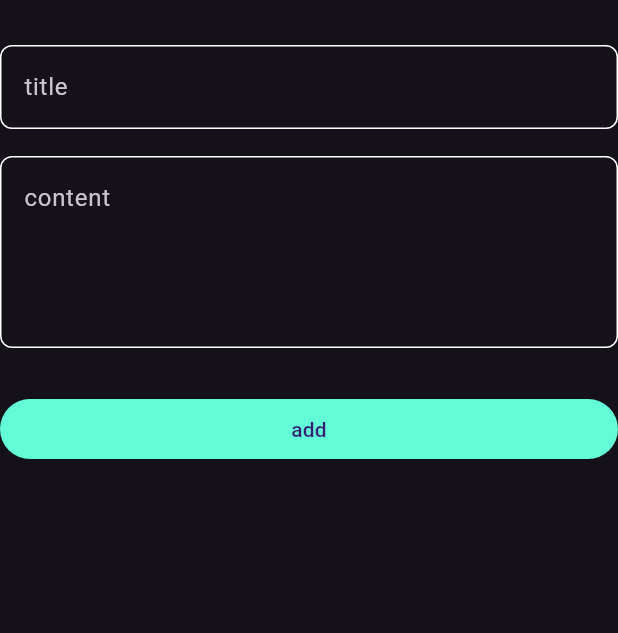
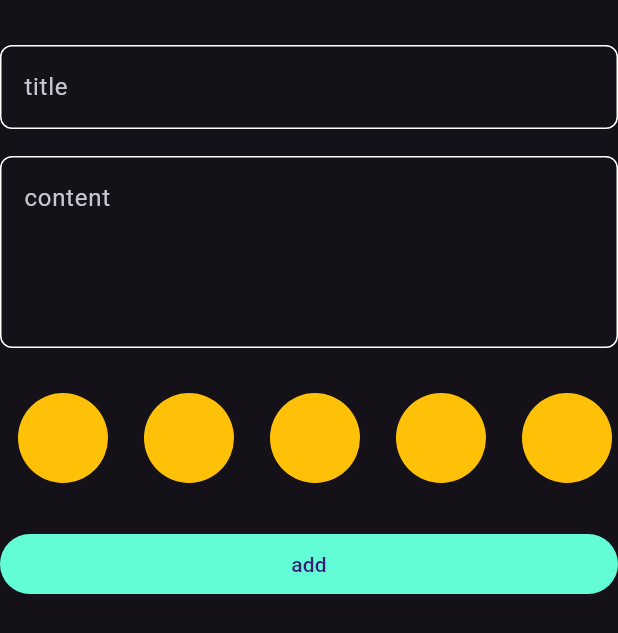
Before and after one commit to mO7MeD11/notes_app, a Flutter app: the AddNoteForm widget shown alone on an empty page, opened directly, on a phone screen of 412 x 824 dp. Shown: the top 633 px of the screen. Run offline on Flutter 3.47's test engine with Material 3 defaults, Android fonts, the phone set to English and light mode, and no system bars; our stand-ins replace flutter_bloc, hive, hive_flutter, modal_progress_hud_nsn; accounts and stored records are empty.

Commit message:
add color item

```diff
--- a/lib/widgets/add_note_form.dart
+++ b/lib/widgets/add_note_form.dart
@@ -44,6 +44,9 @@ class _AddNoteFormState extends State<AddNoteForm> {
             },
           ),
           SizedBox(height: 30),
+          ColorListView(),
+
+          SizedBox(height: 30),
           BlocBuilder<AddNoteCubit, NoteState>(
             builder: (context, state) {
               return Custombutton(
@@ -71,3 +74,33 @@ class _AddNoteFormState extends State<AddNoteForm> {
     );
   }
 }
+
+class ColorItem extends StatelessWidget {
+  const ColorItem({super.key});
+
+  @override
+  Widget build(BuildContext context) {
+    return Padding(
+      padding: const EdgeInsets.symmetric(horizontal: 12),
+      child: CircleAvatar(backgroundColor: Colors.amber, radius: 30),
+    );
+  }
+}
+
+class ColorListView extends StatelessWidget {
+  const ColorListView({super.key});
+
+  @override
+  Widget build(BuildContext context) {
+    return SizedBox(
+      height: 60,
+      child: ListView.builder(
+        scrollDirection: Axis.horizontal,
+        itemCount: 10,
+        itemBuilder: (context, index) {
+          return ColorItem();
+        },
+      ),
+    );
+  }
+}
```
